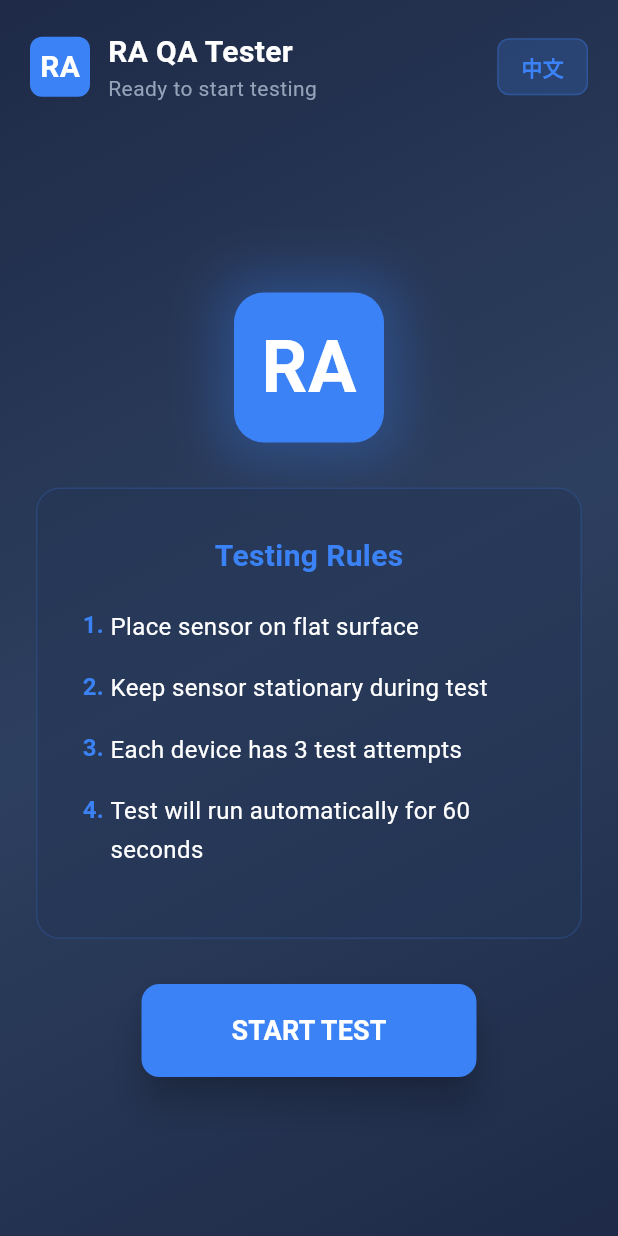
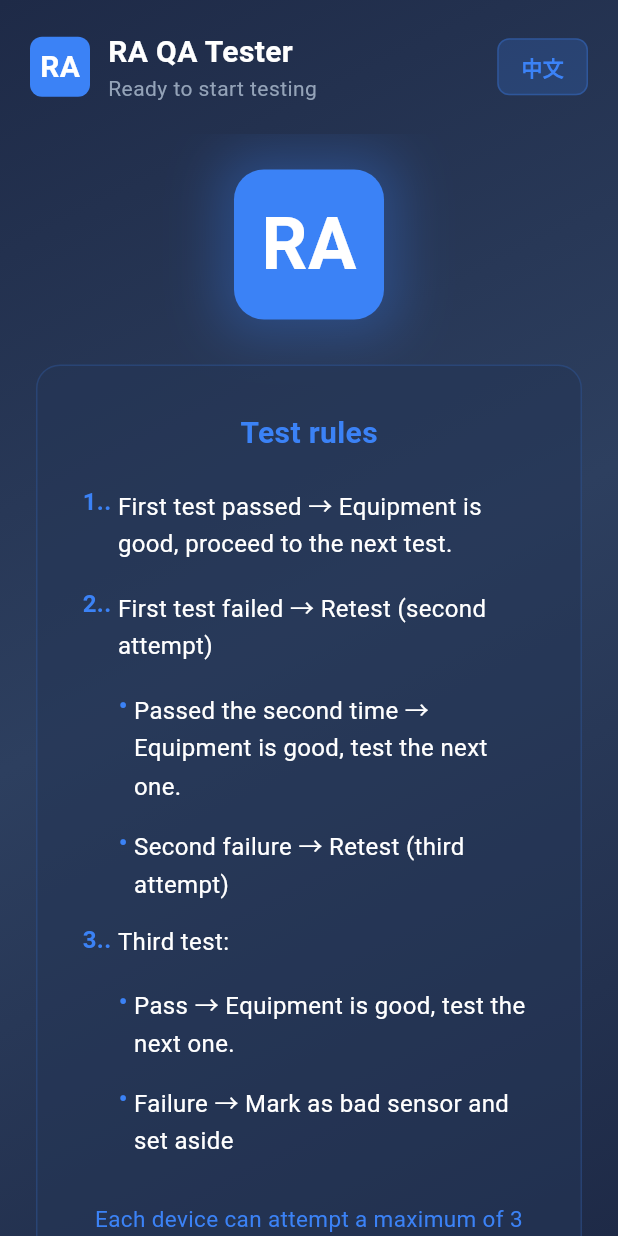
Before and after one commit to Muneer14339/windows_ble_testing, a Flutter app: the screen it shows after launch, after a tap on "English", on a phone screen of 412 x 824 dp. Run offline on Flutter 3.47's test engine with Material 3 defaults, Android fonts, the phone set to English and light mode, and no system bars; our stand-ins replace dartz, equatable, flutter_bloc, get_it; missing offline and left inert: excel, win_ble.

Commit message:
Fixed Issues and updated GUI

```diff
--- a/lib/core/localization/app_translations.dart
+++ b/lib/core/localization/app_translations.dart
@@ -23,10 +23,14 @@ class AppTranslations {
 
       // Initial Screen
       'rulesTitle': '测试规则',
-      'rule1': '将传感器放在平面上',
-      'rule2': '确保传感器在测试期间保持静止',
-      'rule3': '每个设备有 3 次测试机会',
-      'rule4': '测试将自动运行 60 秒',
+      'rule1': '第一次测试通过 → 设备良好，继续下一个测试',
+      'rule2': '第一次测试失败 → 重新测试（第二次尝试）',
+      'rule2Sub1': '第二次通过 → 设备良好，测试下一个',
+      'rule2Sub2': '第二次失败 → 重新测试（第三次尝试）',
+      'rule3': '第三次测试：',
+      'rule3Sub1': '通过 → 设备良好，测试下一个',
+      'rule3Sub2': '失败 → 标记为坏传感器并丢弃',
+      'rulesNote': '每个设备最多可尝试 3 次',
 
       // Scanning Screen
       'scanningTitle': '扫描设备',
@@ -92,6 +96,9 @@ class AppTranslations {
       'attempt': '尝试',
       'device': '设备',
       'mac': 'MAC 地址',
+
+      'dataStreamError': '无数据流 - 正在断开连接',
+      'deviceDisconnected': '设备已断开连接',
     },
     'en': {
       // App Title
@@ -115,11 +122,15 @@ class AppTranslations {
       'testAgainBtn': 'Test Again',
 
       // Initial Screen
-      'rulesTitle': 'Testing Rules',
-      'rule1': 'Place sensor on flat surface',
-      'rule2': 'Keep sensor stationary during test',
-      'rule3': 'Each device has 3 test attempts',
-      'rule4': 'Test will run automatically for 60 seconds',
+      'rulesTitle': 'Test rules',
+      'rule1': 'First test passed → Equipment is good, proceed to the next test.',
+      'rule2': 'First test failed → Retest (second attempt)',
+      'rule2Sub1': 'Passed the second time → Equipment is good, test the next one.',
+      'rule2Sub2': 'Second failure → Retest (third attempt)',
+      'rule3': 'Third test:',
+      'rule3Sub1': 'Pass → Equipment is good, test the next one.',
+      'rule3Sub2': 'Failure → Mark as bad sensor and set aside',
+      'rulesNote': 'Each device can attempt a maximum of 3 times.',
 
       // Scanning Screen
       'scanningTitle': 'Scanning for Devices',
@@ -185,6 +196,9 @@ class AppTranslations {
       'attempt': 'Attempt',
       'device': 'Device',
       'mac': 'MAC Address',
+
+      'dataStreamError': 'No data stream - disconnecting',
+      'deviceDisconnected': 'Device disconnected',
     },
   };
 
--- a/lib/features/qa_test/presentation/bloc/qa_event.dart
+++ b/lib/features/qa_test/presentation/bloc/qa_event.dart
@@ -87,3 +87,10 @@ class StopTestEvent extends QaEvent {
 class ResetTestEvent extends QaEvent {
   const ResetTestEvent();
 }
+class DataStreamErrorEvent extends QaEvent {
+  const DataStreamErrorEvent();
+}
+
+class DeviceDisconnectedEvent extends QaEvent {
+  const DeviceDisconnectedEvent();
+}
--- a/lib/features/qa_test/presentation/bloc/qa_state.dart
+++ b/lib/features/qa_test/presentation/bloc/qa_state.dart
@@ -27,6 +27,7 @@ class QaState extends Equatable {
   final String? errorMessage;
   final double progress;
   final String statusMessage;
+  final String? toastMessage;
 
   const QaState({
     required this.phase,
@@ -42,6 +43,7 @@ class QaState extends Equatable {
     this.errorMessage,
     this.progress = 0.0,
     this.statusMessage = '',
+    this.toastMessage,
   });
 
   factory QaState.initial() {
@@ -68,6 +70,8 @@ class QaState extends Equatable {
     String? statusMessage,
     bool clearSession = false,
     bool clearResult = false,
+    String? toastMessage,
+    bool clearToast = false,
   }) {
     return QaState(
       phase: phase ?? this.phase,
@@ -83,6 +87,7 @@ class QaState extends Equatable {
       errorMessage: errorMessage,
       progress: progress ?? this.progress,
       statusMessage: statusMessage ?? this.statusMessage,
+      toastMessage: clearToast ? null : (toastMessage ?? this.toastMessage),
     );
   }
 
@@ -101,5 +106,6 @@ class QaState extends Equatable {
     errorMessage,
     progress,
     statusMessage,
+    toastMessage,
   ];
 }
--- a/lib/features/qa_test/presentation/pages/qa_test_page.dart
+++ b/lib/features/qa_test/presentation/pages/qa_test_page.dart
@@ -41,6 +41,17 @@ class _QaTestPageState extends State<QaTestPage> {
                 backgroundColor: AppColors.red,
               ),
             );
+          }
+
+          if (state.toastMessage != null) {
+            ScaffoldMessenger.of(context).showSnackBar(
+              SnackBar(
+                content: Text(state.toastMessage!),
+                backgroundColor: AppColors.orange,
+                duration: const Duration(seconds: 3),
+              ),
+            );
+            context.read<QaBloc>().add(const ResetTestEvent());
           }
         },
         builder: (context, state) {
@@ -339,7 +350,10 @@ class _QaTestPageState extends State<QaTestPage> {
     showDialog(
       context: context,
       barrierDismissible: true,
-      builder: (context) => const StopModal(),
+      builder: (dialogContext) => BlocProvider.value(
+        value: context.read<QaBloc>(),
+        child: const StopModal(),
+      ),
     );
   }
 }
--- a/lib/features/qa_test/presentation/widgets/calibration_view.dart
+++ b/lib/features/qa_test/presentation/widgets/calibration_view.dart
@@ -1,6 +1,7 @@
 import 'package:flutter/material.dart';
 import '../../../../core/theme/app_theme.dart';
 import '../../../../core/localization/app_translations.dart';
+import 'animated_icon_widget.dart';
 
 class CalibrationView extends StatelessWidget {
   final String language;
@@ -32,7 +33,10 @@ class CalibrationView extends StatelessWidget {
                     width: 2,
                   ),
                 ),
-                child: const Icon(Icons.tune, size: 60, color: AppColors.blue),
+                child: const AnimatedIconWidget(
+                  icon: Icons.tune,
+                  animationType: AnimationType.pulse,
+                ),
               ),
               const SizedBox(height: 30),
               Text(
--- a/lib/features/qa_test/presentation/widgets/initial_screen.dart
+++ b/lib/features/qa_test/presentation/widgets/initial_screen.dart
@@ -77,20 +77,66 @@ class InitialScreen extends StatelessWidget {
         ),
       ),
       child: Column(
+        crossAxisAlignment: CrossAxisAlignment.start,
         children: [
-          Text(
-            _t('rulesTitle'),
-            style: const TextStyle(
-              fontSize: 20,
-              fontWeight: FontWeight.w600,
-              color: AppColors.blue,
+          Center(
+            child: Text(
+              _t('rulesTitle'),
+              style: const TextStyle(
+                fontSize: 20,
+                fontWeight: FontWeight.w600,
+                color: AppColors.blue,
+              ),
             ),
           ),
           const SizedBox(height: 20),
-          _buildRule('1', _t('rule1')),
-          _buildRule('2', _t('rule2')),
-          _buildRule('3', _t('rule3')),
-          _buildRule('4', _t('rule4')),
+          _buildRule('1.', _t('rule1')),
+          _buildRule('2.', _t('rule2')),
+          _buildSubRule(_t('rule2Sub1')),
+          _buildSubRule(_t('rule2Sub2')),
+          _buildRule('3.', _t('rule3')),
+          _buildSubRule(_t('rule3Sub1')),
+          _buildSubRule(_t('rule3Sub2')),
+          const SizedBox(height: 16),
+          Center(
+            child: Text(
+              _t('rulesNote'),
+              style: const TextStyle(
+                color: AppColors.blue,
+                fontSize: 15,
+              ),
+              textAlign: TextAlign.center,
+            ),
+          ),
+        ],
+      ),
+    );
+  }
+
+  Widget _buildSubRule(String text) {
+    return Padding(
+      padding: const EdgeInsets.only(left: 24, bottom: 12),
+      child: Row(
+        crossAxisAlignment: CrossAxisAlignment.start,
+        children: [
+          Text(
+            '• ',
+            style: const TextStyle(
+              color: AppColors.blue,
+              fontSize: 16,
+              fontWeight: FontWeight.w600,
+            ),
+          ),
+          Expanded(
+            child: Text(
+              text,
+              style: const TextStyle(
+                color: Colors.white,
+                fontSize: 16,
+                height: 1.6,
+              ),
+            ),
+          ),
         ],
       ),
     );
```
Also changed, not shown: lib/features/qa_test/presentation/bloc/qa_bloc.dart (+42 -3 lines), lib/features/qa_test/presentation/widgets/animated_icon_widget.dart (added, +71 -0 lines), lib/features/qa_test/presentation/widgets/scanning_view.dart (+4 -16 lines).
